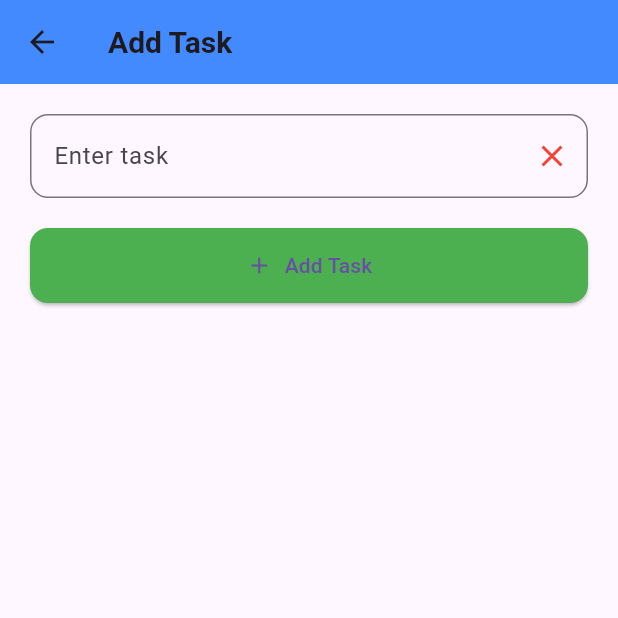
After one commit to shymastackup/firebase_app, a Flutter app: the AddTaskScreen screen opened directly, on a phone screen of 412 x 824 dp, the top half of it. The commit adds this screen. Run offline on Flutter 3.47's test engine with Material 3 defaults, Android fonts, the phone set to English and light mode, and no system bars; our stand-ins replace cloud_firestore, firebase_auth, firebase_core, google_sign_in; accounts and stored records are empty.

Commit message:
version3

```diff
--- /dev/null
+++ b/lib/screens/add_task.dart
@@ -0,0 +1,191 @@
+import 'package:backend_project/screens/delete_tsk.dart';
+import 'package:backend_project/screens/edit_tsk.dart';
+import 'package:flutter/material.dart';
+import 'package:provider/provider.dart';
+import 'package:backend_project/screens/to_do_provider.dart';
+
+class AddTaskScreen extends StatelessWidget {
+  final TextEditingController taskController = TextEditingController();
+  final int? taskIndex;
+  final String? existingTask;
+
+  AddTaskScreen({super.key, this.taskIndex, this.existingTask}) {
+    if (existingTask != null) {
+      taskController.text = existingTask!;
+    }
+  }
+
+  @override
+  Widget build(BuildContext context) {
+    final todoProvider = Provider.of<TodoProvider>(context, listen: false);
+
+    return Scaffold(
+      appBar: AppBar(
+        title: Hero(
+          tag: 'taskTitle',
+          child: Text(
+            existingTask != null ? 'Edit Task' : 'Add Task',
+            style: const TextStyle(fontSize: 20, fontWeight: FontWeight.bold),
+          ),
+        ),
+        backgroundColor: Colors.blueAccent,
+      ),
+      body: Padding(
+        padding: const EdgeInsets.all(20.0),
+        child: AnimatedContainer(
+          duration: const Duration(milliseconds: 500),
+          curve: Curves.easeInOut,
+          child: Column(
+            crossAxisAlignment: CrossAxisAlignment.start,
+            children: [
+
+              TextField(
+                controller: taskController,
+                decoration: InputDecoration(
+                  labelText: existingTask != null ? 'Edit task' : 'Enter task',
+                  border: OutlineInputBorder(borderRadius: BorderRadius.circular(12)),
+                  suffixIcon: IconButton(
+                    icon: const Icon(Icons.clear, color: Colors.red),
+                    onPressed: () {
+                      taskController.clear();
+                    },
+                  ),
+                ),
+              ),
+              const SizedBox(height: 20),
+
+
+              AnimatedContainer(
+                duration: const Duration(milliseconds: 300),
+                width: double.infinity,
+                child: ElevatedButton.icon(
+                  onPressed: () {
+                    if (taskController.text.isNotEmpty) {
+                      if (existingTask == null) {
+                        todoProvider.addTask(taskController.text);
+                      } else {
+                        todoProvider.updateTask(taskIndex!, taskController.text);
+                      }
+                      Navigator.pop(context);
+                    }
+                  },
+                  icon: AnimatedSwitcher(
+                    duration: const Duration(milliseconds: 300),
+                    child: Icon(
+                      existingTask != null ? Icons.update : Icons.add,
+                      key: ValueKey<bool>(existingTask != null),
+                    ),
+                  ),
+                  label: Text(existingTask != null ? 'Update Task' : 'Add Task'),
+                  style: ElevatedButton.styleFrom(
+                    backgroundColor: Colors.green,
+                    shape: RoundedRectangleBorder(borderRadius: BorderRadius.circular(12)),
+                    padding: const EdgeInsets.symmetric(vertical: 15),
+                  ),
+                ),
+              ),
+
+              const SizedBox(height: 30),
+
+
+              if (existingTask != null)
+                Row(
+                  children: [
+                    Expanded(
+                      child: ElevatedButton.icon(
+                        onPressed: () {
+                          Navigator.push(
+                            context,
+                            PageRouteBuilder(
+                              pageBuilder: (context, animation, secondaryAnimation) =>
+                                  EditTaskScreen(index: taskIndex!, task: existingTask!),
+                              transitionsBuilder: (context, animation, secondaryAnimation, child) {
+                                return FadeTransition(opacity: animation, child: child);
+                              },
+                            ),
+                          );
+                        },
+                        icon: const Icon(Icons.edit),
+                        label: const Text('Edit Task'),
+                        style: ElevatedButton.styleFrom(
+                          backgroundColor: Colors.orangeAccent,
+                          shape: RoundedRectangleBorder(borderRadius: BorderRadius.circular(12)),
+                          padding: const EdgeInsets.symmetric(vertical: 15),
+                        ),
+                      ),
+                    ),
+                    const SizedBox(width: 10),
+                    Expanded(
+                      child: ElevatedButton.icon(
+                        onPressed: () {
+                          _showDeleteConfirmation(context, taskIndex!);
+                        },
+                        icon: const Icon(Icons.delete),
+                        label: const Text('Delete Task'),
+                        style: ElevatedButton.styleFrom(
+                          backgroundColor: Colors.redAccent,
+                          shape: RoundedRectangleBorder(borderRadius: BorderRadius.circular(12)),
+                          padding: const EdgeInsets.symmetric(vertical: 15),
+                        ),
+                      ),
+                    ),
+                  ],
+                ),
+            ],
+          ),
+        ),
+      ),
+    );
+  }
+
+
+  void _showDeleteConfirmation(BuildContext context, int taskIndex) {
+    showGeneralDialog(
+      context: context,
+      barrierDismissible: true,
+      barrierLabel: "Delete",
+      transitionDuration: const Duration(milliseconds: 400),
+      pageBuilder: (context, animation, secondaryAnimation) {
+        return ScaleTransition(
+          scale: CurvedAnimation(parent: animation, curve: Curves.easeInOut),
+          child: AlertDialog(
+            title: const Text("Confirm Delete"),
+            content: const Text("Are you sure you want to delete this task?"),
+            shape: RoundedRectangleBorder(borderRadius: BorderRadius.circular(12)),
+            actions: [
+              TextButton(
+                onPressed: () => Navigator.pop(context),
+                child: const Text("Cancel"),
+              ),
+              TextButton(
+                onPressed: () {
+                  Navigator.pop(context);
+                  Navigator.push(
+                    context,
+                    PageRouteBuilder(
+                      pageBuilder: (context, animation, secondaryAnimation) =>
+                          DeleteTaskScreen(taskIndex),
+                      transitionsBuilder: (context, animation, secondaryAnimation, child) {
+                        return SlideTransition(
+                          position: Tween<Offset>(
+                            begin: const Offset(1, 0),
+                            end: Offset.zero,
+                          ).animate(animation),
+                          child: child,
+                        );
+                      },
+                    ),
+                  );
+                },
+                child: const Text("Delete", style: TextStyle(color: Colors.red)),
+              ),
+            ],
+          ),
+        );
+      },
+      transitionBuilder: (context, animation, secondaryAnimation, child) {
+        return FadeTransition(opacity: animation, child: child);
+      },
+    );
+  }
+}
--- /dev/null
+++ b/lib/screens/to_do_provider.dart
@@ -0,0 +1,22 @@
+import 'package:flutter/material.dart';
+
+class TodoProvider extends ChangeNotifier {
+  final List<String> _tasks = [];
+
+  List<String> get tasks => _tasks;
+
+  void addTask(String task) {
+    _tasks.add(task);
+    notifyListeners();
+  }
+
+  void removeTask(int index) {
+    _tasks.removeAt(index);
+    notifyListeners();
+  }
+
+  void updateTask(int index, String updatedTask) {
+    _tasks[index] = updatedTask;
+    notifyListeners();
+  }
+}
```
Also changed, not shown: lib/main.dart (+13 -58 lines), lib/screens/delete_tsk.dart (added, +66 -0 lines), lib/screens/edit_tsk.dart (added, +81 -0 lines), lib/screens/home_pge.dart (+126 -20 lines).
